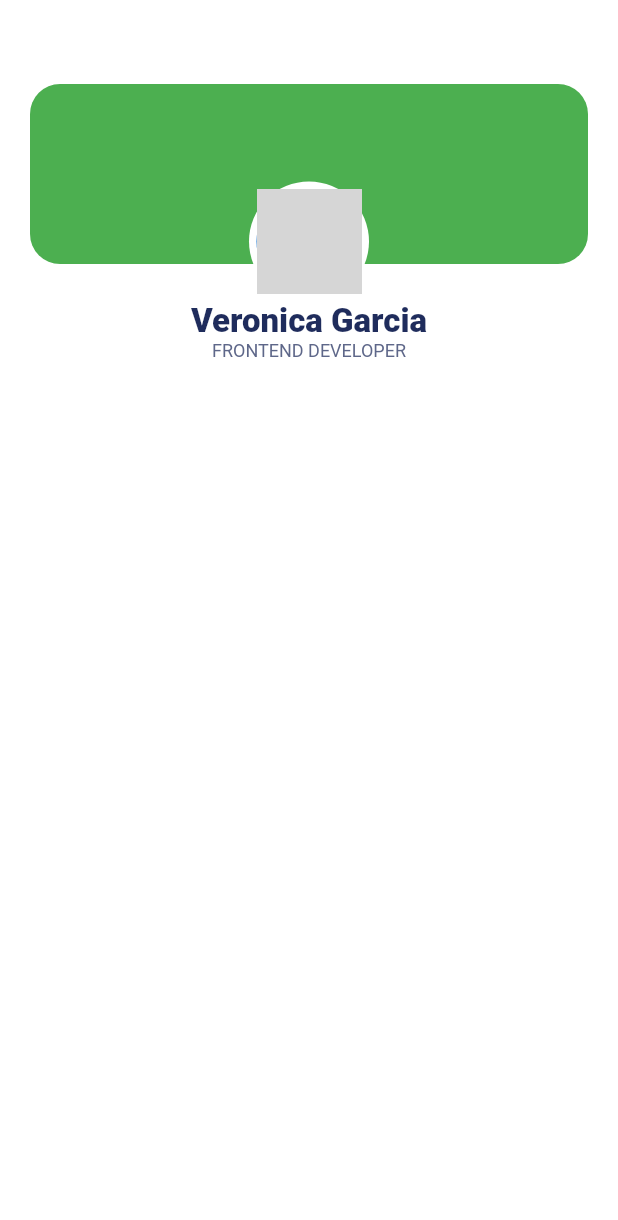
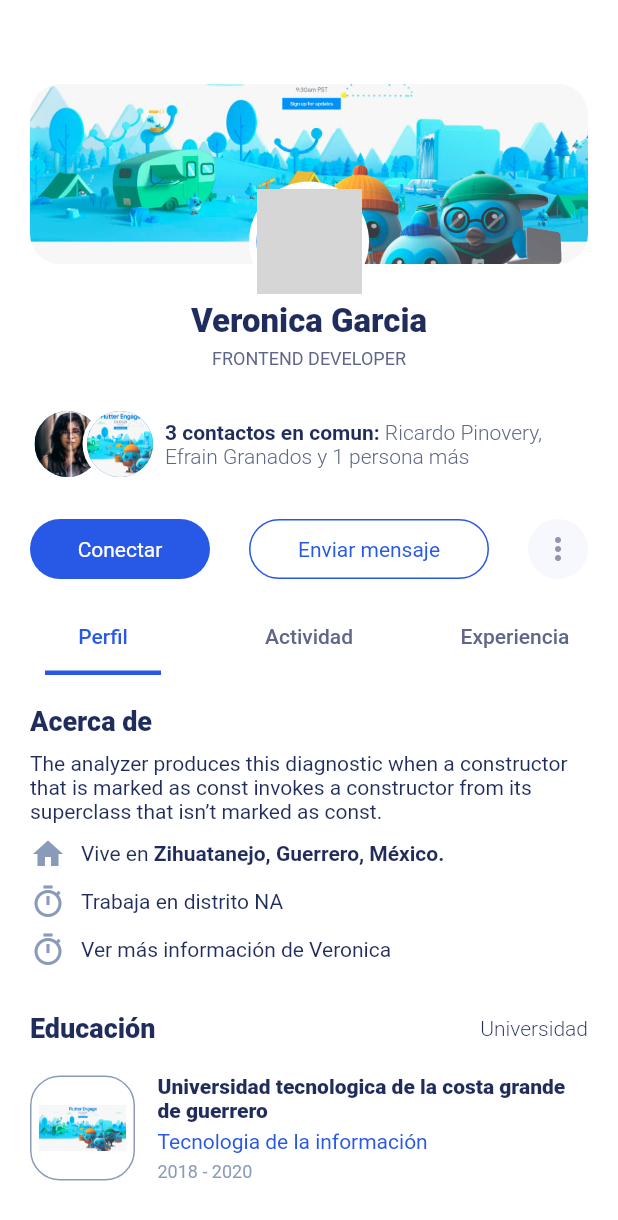
Before and after one commit to gquinodeveloper/app_linkedin, a Flutter app: the screen it shows after launch, on a phone screen of 412 x 824 dp. Shown: the top 1220 px of the screen. Run offline on Flutter 3.47's test engine with Material 2 defaults, Android fonts, the phone set to English and light mode, and no system bars; network calls fail; grey boxes are pictures that could not be loaded.

Commit message:
avance III

```diff
--- a/lib/ui/views/profile/profile_view.dart
+++ b/lib/ui/views/profile/profile_view.dart
@@ -1,4 +1,7 @@
-import 'package:app_linkedin/ui/theme/app_colors.dart';
+import 'package:app_linkedin/ui/views/profile/widgets/follower.dart';
+import 'package:app_linkedin/ui/views/profile/widgets/header.dart';
+import 'package:app_linkedin/ui/views/profile/widgets/my_actions.dart';
+import 'package:app_linkedin/ui/views/profile/widgets/tabs.dart';
 import 'package:flutter/material.dart';
 
 class ProfileView extends StatelessWidget {
@@ -12,92 +15,17 @@ class ProfileView extends StatelessWidget {
         elevation: 0.0,
         backgroundColor: Colors.white,
       ),
-      body: ListView(
-        children: [
-          SizedBox(
-            width: double.infinity,
-            height: 145.0,
-            child: Stack(
-              children: [
-                Container(
-                  width: double.infinity,
-                  height: 120,
-                  margin: const EdgeInsets.symmetric(horizontal: 20.0),
-                  decoration: BoxDecoration(
-                      color: Colors.green,
-                      borderRadius: BorderRadius.circular(20.0)),
-                ),
-                const Align(
-                  alignment: Alignment.bottomCenter,
-                  child: CircleAvatar(
-                    backgroundColor: Colors.white,
-                    radius: 40.0,
-                    child: CircleAvatar(
-                      radius: 35,
-                      backgroundImage: NetworkImage(
-                          "https://i.pinimg.com/474x/72/8d/90/728d90e17375197ea81b9725b167aaa6.jpg"),
-                    ),
-                  ),
-                ),
-              ],
-            ),
-          ),
-          Text(
-            "Veronica Garcia",
-            textAlign: TextAlign.center,
-            style: TextStyle(
-              color: AppColors.kSecondary,
-              fontWeight: FontWeight.w800,
-              fontSize: 22.0
-            ),
-          ),
-          Text(
-            "FRONTEND DEVELOPER",
-            textAlign: TextAlign.center,
-            style: TextStyle(
-              color: AppColors.kLetter,
-              fontSize: 12.0,
-            ),
+      //body: Tabs(),
+      body: Column(
+        children:  const [
+          Header(),
+          Follower(),
+          MyActions(),
+          Expanded(
+            child: Tabs(),
           ),
         ],
       ),
-
-
-
-
-      /* body: Stack(
-        children: [
-          Container(
-            key: const Key("1"),
-            color: AppColors.kDisabled,
-          ),
-          Align(
-            alignment: Alignment.bottomCenter,
-            child: Container(
-              height: 550.0,
-              key: const Key("2"),
-              decoration: const BoxDecoration(
-                color: Colors.white,
-                borderRadius: BorderRadius.only(
-                  topLeft: Radius.circular(20.0),
-                  topRight:  Radius.circular(20.0),
-
-                ),
-              ),
-            ),
-          ),
-          Positioned(
-            top: 145.0,
-            left: 150.0,
-            child: Container(
-                width: 100.0,
-                height: 100.0,
-                key: const Key("3"),
-                color: Colors.red,
-              ),
-          ),
-        ],
-      ), */
     );
   }
 }
--- /dev/null
+++ b/lib/ui/views/profile/widgets/follower.dart
@@ -0,0 +1,66 @@
+import 'package:app_linkedin/ui/theme/app_colors.dart';
+import 'package:flutter/material.dart';
+
+class Follower extends StatelessWidget {
+  const Follower({Key? key}) : super(key: key);
+
+  @override
+  Widget build(BuildContext context) {
+    return Container(
+      margin: const EdgeInsets.all(20.0),
+      child: Row(
+        children: [
+          SizedBox(
+            width: 85.0,
+            height: 60.0,
+            child: Stack(
+              children: const [
+                Align(
+                  alignment: Alignment.centerLeft,
+                  child: CircleAvatar(
+                    radius: 25,
+                    backgroundColor: Colors.white,
+                    child: CircleAvatar(
+                      radius: 22.0,
+                      backgroundImage: AssetImage("assets/images/mau.jpg"),
+                    ),
+                  ),
+                ),
+                Align(
+                  alignment: Alignment.centerRight,
+                  child: CircleAvatar(
+                    radius: 25,
+                    backgroundColor: Colors.white,
+                    child: CircleAvatar(
+                      radius: 22.0,
+                      backgroundImage: AssetImage("assets/images/flutter.jpeg"),
+                    ),
+                  ),
+                ),
+              ],
+            ),
+          ),
+          const SizedBox(width: 5.0),
+          Expanded(
+            child: RichText(
+              text: TextSpan(
+                text: '3 contactos en comun: ',
+                style: TextStyle(
+                  color: AppColors.kSecondary,
+                  fontWeight: FontWeight.bold,
+                ),
+                children: [
+                  TextSpan(
+                    text: 'Ricardo Pinovery, Efrain Granados y 1 persona más',
+                    style: TextStyle(
+                        color: AppColors.kLetter, fontWeight: FontWeight.w300),
+                  ),
+                ],
+              ),
+            ),
+          ),
+        ],
+      ),
+    );
+  }
+}
--- /dev/null
+++ b/lib/ui/views/profile/widgets/header.dart
@@ -0,0 +1,63 @@
+import 'package:app_linkedin/ui/theme/app_colors.dart';
+import 'package:flutter/material.dart';
+
+class Header extends StatelessWidget {
+  const Header({Key? key}) : super(key: key);
+
+  @override
+  Widget build(BuildContext context) {
+    return Column(
+      children: [
+        SizedBox(
+          width: double.infinity,
+          height: 145.0,
+          child: Stack(
+            children: [
+              Container(
+                width: double.infinity,
+                height: 120,
+                margin: const EdgeInsets.symmetric(horizontal: 20.0),
+                decoration: BoxDecoration(
+                  borderRadius: BorderRadius.circular(20.0),
+                  image:const  DecorationImage(
+                    image: AssetImage("assets/images/flutter.jpeg"),
+                    fit: BoxFit.cover
+                  )
+                ),
+              ),
+              const Align(
+                alignment: Alignment.bottomCenter,
+                child: CircleAvatar(
+                  backgroundColor: Colors.white,
+                  radius: 40.0,
+                  child: CircleAvatar(
+                    radius: 35,
+                    backgroundImage: NetworkImage(
+                        "https://i.pinimg.com/474x/72/8d/90/728d90e17375197ea81b9725b167aaa6.jpg"),
+                  ),
+                ),
+              ),
+            ],
+          ),
+        ),
+        Text(
+          "Veronica Garcia",
+          textAlign: TextAlign.center,
+          style: TextStyle(
+              color: AppColors.kSecondary,
+              fontWeight: FontWeight.w800,
+              fontSize: 22.0),
+        ),
+        const SizedBox(height: 5.0),
+        Text(
+          "FRONTEND DEVELOPER",
+          textAlign: TextAlign.center,
+          style: TextStyle(
+            color: AppColors.kLetter,
+            fontSize: 12.0,
+          ),
+        ),
+      ],
+    );
+  }
+}
--- /dev/null
+++ b/lib/ui/views/profile/widgets/my_actions.dart
@@ -0,0 +1,72 @@
+import 'package:app_linkedin/ui/theme/app_colors.dart';
+import 'package:flutter/material.dart';
+
+class MyActions extends StatelessWidget {
+  const MyActions({Key? key}) : super(key: key);
+
+  @override
+  Widget build(BuildContext context) {
+    return Container(
+      margin: const EdgeInsets.symmetric(
+        horizontal: 20.0,
+        //vertical: 10.0,
+      ),
+      child: Row(
+        mainAxisAlignment: MainAxisAlignment.spaceBetween,
+        children: [
+          GestureDetector(
+            onTap: () {
+              print("Click Conectar");
+            },
+            child: Container(
+              width: 120.0,
+              height: 40.0,
+              alignment: Alignment.center,
+              decoration: BoxDecoration(
+                color: AppColors.kPrimary,
+                borderRadius: BorderRadius.circular(30.0),
+              ),
+              child: const Text(
+                "Conectar",
+                style: TextStyle(
+                  color: Colors.white,
+                  fontSize: 14.0,
+                  fontWeight: FontWeight.w400,
+                ),
+              ),
+            ),
+          ),
+          GestureDetector(
+            onTap: () {
+              print("Click Conectar");
+            },
+            child: Container(
+              width: 160.0,
+              height: 40.0,
+              alignment: Alignment.center,
+              decoration: BoxDecoration(
+                borderRadius: BorderRadius.circular(30.0),
+                border: Border.all(color: AppColors.kPrimary),
+              ),
+              child: Text(
+                "Enviar mensaje",
+                style: TextStyle(
+                  color: AppColors.kPrimary,
+                  fontSize: 14.0,
+                  fontWeight: FontWeight.w400,
+                ),
+              ),
+            ),
+          ),
+          CircleAvatar(
+            backgroundColor: AppColors.kDefault,
+            child: Icon(
+              Icons.more_vert_rounded,
+              color: AppColors.kDisabled,
+            ),
+          ),
+        ],
+      ),
+    );
+  }
+}
--- /dev/null
+++ b/lib/ui/views/profile/widgets/tab_profile.dart
@@ -0,0 +1,153 @@
+import 'package:app_linkedin/ui/theme/app_colors.dart';
+import 'package:flutter/material.dart';
+
+class TabProfile extends StatelessWidget {
+  const TabProfile({Key? key}) : super(key: key);
+
+  @override
+  Widget build(BuildContext context) {
+    return Container(
+      margin: EdgeInsets.only(
+        left: 20.0,
+        right: 20.0,
+        top: 20.0,
+      ),
+      child: Column(
+        crossAxisAlignment: CrossAxisAlignment.start,
+        children: [
+          Text(
+            "Acerca de",
+            style: TextStyle(
+              color: AppColors.kSecondary,
+              fontSize: 18.0,
+              fontWeight: FontWeight.w800,
+            ),
+          ),
+          const SizedBox(height: 10.0),
+          Text(
+            "The analyzer produces this diagnostic when a constructor that is marked as const invokes a constructor from its superclass that isn’t marked as const.",
+            style: TextStyle(
+              color: AppColors.kSecondary,
+              fontSize: 14.0,
+              fontWeight: FontWeight.w400,
+            ),
+          ),
+          _information(
+              icon: Icons.home,
+              text: "Vive en",
+              textBold: " Zihuatanejo, Guerrero, México."),
+          _information(
+            icon: Icons.timer_sharp,
+            text: "Trabaja en distrito NA",
+          ),
+          _information(
+            icon: Icons.timer_sharp,
+            text: "Ver más información de Veronica",
+          ),
+          const SizedBox(height: 30.0),
+          Row(
+            mainAxisAlignment: MainAxisAlignment.spaceBetween,
+            children: [
+              Text(
+                "Educación",
+                style: TextStyle(
+                  color: AppColors.kSecondary,
+                  fontSize: 18.0,
+                  fontWeight: FontWeight.w800,
+                ),
+              ),
+              Text(
+                "Universidad",
+                style: TextStyle(
+                  color: AppColors.kSecondary,
+                  fontSize: 14.0,
+                  fontWeight: FontWeight.w300,
+                ),
+              ),
+            ],
+          ),
+          const SizedBox(height: 20.0),
+          Row(
+            children: [
+              Container(
+                width: 70.0,
+                height: 70.0,
+                padding: const EdgeInsets.all(5.0),
+                decoration: BoxDecoration(
+                    borderRadius: BorderRadius.circular(20.0),
+                    border: Border.all(color: AppColors.kSubLetter)),
+                child: Image.asset("assets/images/flutter.jpeg"),
+              ),
+              const SizedBox(width: 15.0),
+              Expanded(
+                child: Column(
+                  crossAxisAlignment: CrossAxisAlignment.start,
+                  children: [
+                    Text(
+                      "Universidad tecnologica de la costa grande de guerrero",
+                      style: TextStyle(
+                        color: AppColors.kSecondary,
+                        fontSize: 14.0,
+                        fontWeight: FontWeight.w800,
+                      ),
+                    ),
+                    const SizedBox(height: 5),
+                    Text(
+                      "Tecnologia de la información",
+                      style: TextStyle(
+                        color: AppColors.kPrimary,
+                        fontSize: 14.0,
+                      ),
+                    ),
+                    const SizedBox(height: 5),
+                    Text(
+                      "2018 - 2020",
+                      style: TextStyle(
+                        color: AppColors.kSubLetter,
+                        fontSize: 12.0,
+                      ),
+                    ),
+                  ],
+                ),
+              ),
+            ],
+          ),
+          const SizedBox(height: 30.0),
+        ],
+      ),
+    );
+  }
+
+  Widget _information({
+    required IconData icon,
+    required String text,
+    String? textBold,
+  }) {
+    return Container(
+      margin: const EdgeInsets.only(top: 8.0),
+      child: Row(
+        children: [
+          Icon(icon, color: AppColors.kSubLetter),
+          const SizedBox(width: 10.0),
+          RichText(
+            text: TextSpan(
+              text: text,
+              style: TextStyle(
+                color: AppColors.kSecondary,
+              ),
+              children: [
+                TextSpan(
+                  text: textBold,
+                  style: TextStyle(
+                    color: AppColors.kSecondary,
+                    fontWeight: FontWeight.bold,
+                  ),
+                ),
+              ],
+            ),
+          ),
+        ],
+      ),
+    );
+  }
+}
--- /dev/null
+++ b/lib/ui/views/profile/widgets/tabs.dart
@@ -0,0 +1,66 @@
+import 'package:app_linkedin/ui/theme/app_colors.dart';
+import 'package:app_linkedin/ui/views/profile/widgets/tab_profile.dart';
+import 'package:flutter/material.dart';
+
+class Tabs extends StatelessWidget {
+  const Tabs({Key? key}) : super(key: key);
+
+  @override
+  Widget build(BuildContext context) {
+    return Container(
+      margin: const EdgeInsets.only(top: 15.0),
+      child: DefaultTabController(
+        length: 3,
+        child: Scaffold(
+          backgroundColor: Colors.white,
+          body: Column(
+            children: [
+              TabBar(
+                onTap: (index) {
+                  print(index);
+                },
+                //isScrollable: true,
+                labelColor: AppColors.kPrimary,
+                unselectedLabelColor: AppColors.kLetter,
+                indicatorColor: AppColors.kPrimary,
+                indicatorWeight: 3.0,
+                indicatorPadding: const EdgeInsets.symmetric(horizontal: 30.0),
+                tabs: const [
+                  Tab(
+                    text: 'Perfil',
+                  ),
+                  Tab(
+                    text: 'Actividad',
+                  ),
+                  Tab(
+                    text: 'Experiencia',
+                  ),
+                ],
+              ),
+              Expanded(
+                child: TabBarView(
+                  children: [
+                    const Expanded(
+                      child: SingleChildScrollView(
+                        child: TabProfile(),
+                      ),
+                    ),
+                    Container(
+                      height: 100.0,
+                      child: const Text("Actividad"),
+                    ),
+                    Container(
+                      height: 100.0,
+                      child: const Text("Experiencia"),
+                    ),
+                  ],
+                ),
+              )
+            ],
+          ),
+        ),
+      ),
+    );
+    ;
+  }
+}
```
Also changed, not shown: lib/ui/views/tempo.txt (added, +50 -0 lines).
